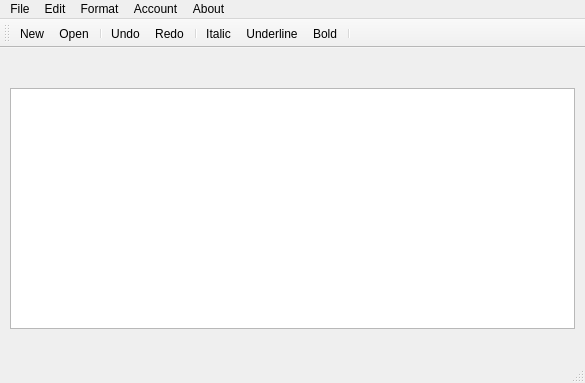
Above: client/mainwindow.ui from SimoneDutto/CollaborativeEditor before the change. Below: the same form after it.
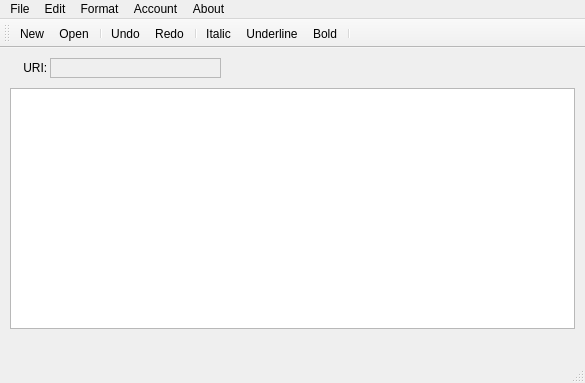
That is the form after the change. Icons and pictures are not drawn.

```diff
--- a/client/mainwindow.ui
+++ b/client/mainwindow.ui
@@ -50,6 +50,38 @@
      <bool>true</bool>
     </property>
    </widget>
+   <widget class="QLabel" name="label">
+    <property name="geometry">
+     <rect>
+      <x>20</x>
+      <y>10</y>
+      <width>31</width>
+      <height>20</height>
+     </rect>
+    </property>
+    <property name="text">
+     <string> URI:</string>
+    </property>
+   </widget>
+   <widget class="QLabel" name="label_2">
+    <property name="geometry">
+     <rect>
+      <x>50</x>
+      <y>10</y>
+      <width>171</width>
+      <height>20</height>
+     </rect>
+    </property>
+    <property name="autoFillBackground">
+     <bool>false</bool>
+    </property>
+    <property name="frameShape">
+     <enum>QFrame::StyledPanel</enum>
+    </property>
+    <property name="text">
+     <string/>
+    </property>
+   </widget>
   </widget>
   <widget class="QMenuBar" name="menuBar">
    <property name="geometry">
```
Left out of the diff: 14 changed lines with no effect on the pictures.
